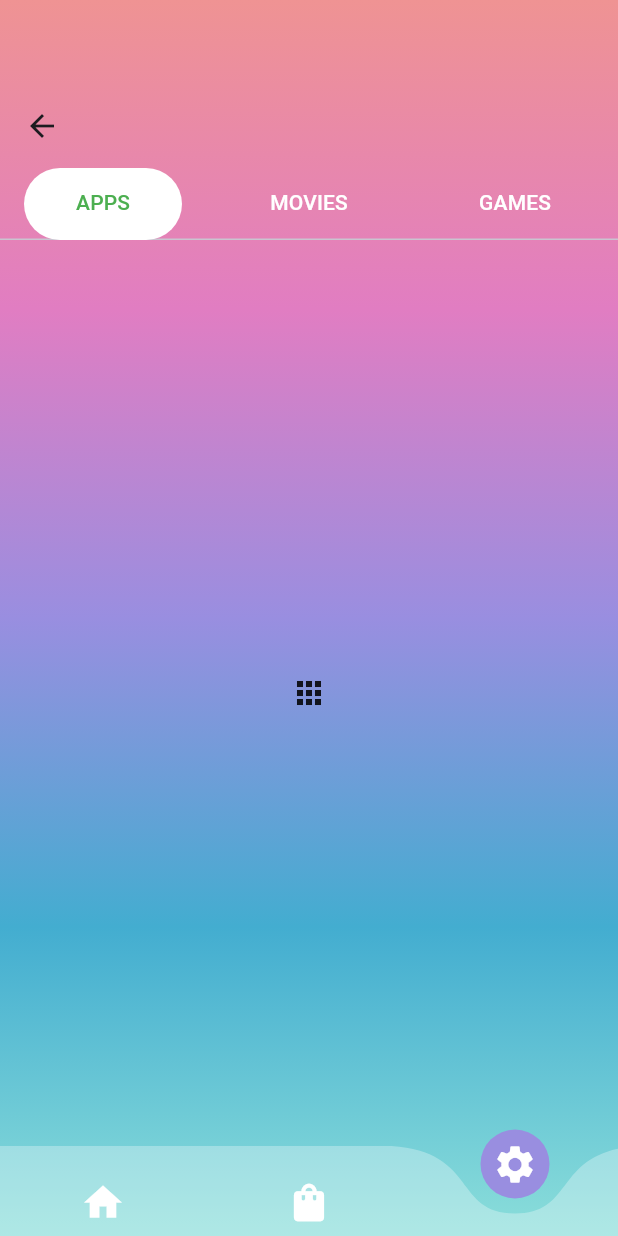
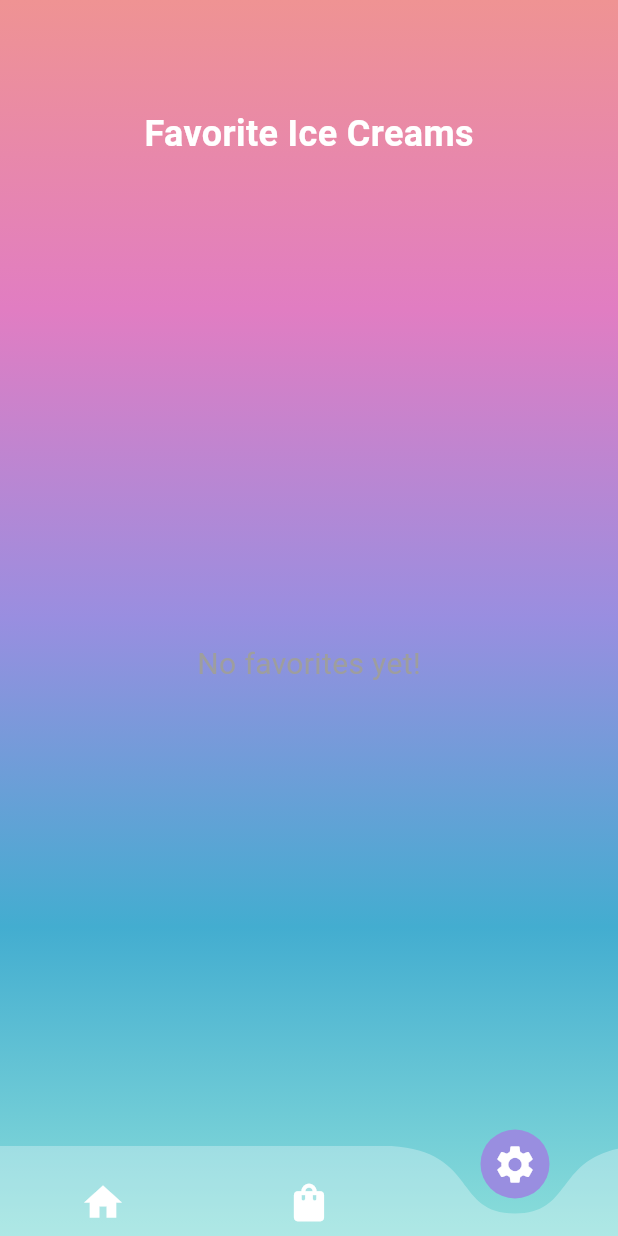
Before and after one commit to carolax14/futur_ice_cream_v1, a Flutter app: the HomePage screen opened directly, item 3 of the bottom bar chosen, on a phone screen of 412 x 824 dp. Run offline on Flutter 3.47's test engine with Material 3 defaults, Android fonts, the phone set to English and light mode, and no system bars; drawn by our look-alikes of curved_navigation_bar; our stand-ins replace carousel_slider, like_button.

Commit message:
Ajout d'un carousel dans favorite_page

```diff
--- a/lib/components/cart_tile.dart
+++ b/lib/components/cart_tile.dart
@@ -1,5 +1,4 @@
 import 'package:flutter/material.dart';
-import 'package:futur_ice_cream_v1/const.dart';
 import '../models/ice_cream.dart';
 
 /*
--- /dev/null
+++ b/lib/models/favorite_service.dart
@@ -0,0 +1,22 @@
+import 'package:futur_ice_cream_v1/models/ice_cream.dart';
+
+/*
+ Class of service to manage the list of favored ice creams
+*/
+class FavoriteIceCreamsService {
+  static final List<IceCream> _favorites = [];
+
+  static void addFavorite(IceCream iceCream) {
+    if (!_favorites.contains(iceCream)) {
+      _favorites.add(iceCream);
+    }
+  }
+
+  static void removeFavorite(IceCream iceCream) {
+    _favorites.remove(iceCream);
+  }
+
+  static List<IceCream> getFavorites() {
+    return _favorites;
+  }
+}
--- a/lib/models/ice_cream.dart
+++ b/lib/models/ice_cream.dart
@@ -4,4 +4,8 @@ class IceCream {
   final String imagePath;
 
   IceCream({required this.name, required this.price, required this.imagePath});
+
+  static fromJson(item) {}
+
+  toJson() {}
 }
--- a/lib/pages/cart_page.dart
+++ b/lib/pages/cart_page.dart
@@ -1,6 +1,5 @@
 import "package:flutter/material.dart";
 import "package:futur_ice_cream_v1/components/cart_tile.dart";
-import "package:futur_ice_cream_v1/const.dart";
 import "package:futur_ice_cream_v1/models/ice_cream.dart";
 import "package:futur_ice_cream_v1/models/ice_cream_shop.dart";
 import "package:provider/provider.dart";
--- /dev/null
+++ b/lib/pages/favorite_page.dart
@@ -0,0 +1,87 @@
+import 'package:flutter/material.dart';
+import 'package:futur_ice_cream_v1/models/favorite_service.dart';
+import 'package:futur_ice_cream_v1/models/ice_cream.dart';
+import 'package:carousel_slider/carousel_slider.dart';
+
+class FavoriteIceCreamsPage extends StatelessWidget {
+  @override
+  Widget build(BuildContext context) {
+    List<IceCream> favorites = FavoriteIceCreamsService.getFavorites();
+
+    return Scaffold(
+      body: Column(
+        children: [
+          const Padding(
+            padding: EdgeInsets.all(16.0),
+            child: Row(
+              mainAxisAlignment: MainAxisAlignment.center,
+              children: [
+                Text(
+                  'Favorite Ice Creams',
+                  style: TextStyle(
+                    fontSize: 24,
+                    fontWeight: FontWeight.bold,
+                    color: Colors.white,
+                  ),
+                ),
+              ],
+            ),
+          ),
+          Expanded(
+            child: favorites.isEmpty
+                ? const Center(
+                    child: Text(
+                      'No favorites yet!',
+                      style: TextStyle(fontSize: 20, color: Colors.grey),
+                    ),
+                  )
+                : CarouselSlider.builder(
+                    options: CarouselOptions(
+                      height: 300.0,
+                      enlargeCenterPage: true,
+                      autoPlay: true,
+                      aspectRatio: 16 / 9,
+                      autoPlayCurve: Curves.fastOutSlowIn,
+                      enableInfiniteScroll: true,
+                      autoPlayAnimationDuration:
+                          const Duration(milliseconds: 800),
+                      viewportFraction: 0.8,
+                    ),
+                    itemCount: favorites.length,
+                    itemBuilder: (BuildContext context, int itemIndex,
+                        int pageViewIndex) {
+                      IceCream iceCream = favorites[itemIndex];
+                      return Column(
+                        crossAxisAlignment: CrossAxisAlignment.center,
+                        children: [
+                          Expanded(
+                            child: Image.asset(
+                              iceCream.imagePath,
+                              fit: BoxFit.cover,
+                            ),
+                          ),
+                          const SizedBox(height: 8),
+                          Text(
+                            iceCream.name,
+                            style: const TextStyle(
+                              fontWeight: FontWeight.bold,
+                              fontSize: 16,
+                            ),
+                          ),
+                          Text(
+                            '${iceCream.price}€',
+                            style: const TextStyle(
+                              color: Colors.black38,
+                              fontSize: 14,
+                            ),
+                          ),
+                        ],
+                      );
+                    },
+                  ),
+          ),
+        ],
+      ),
+    );
+  }
+}
--- a/lib/pages/home_page.dart
+++ b/lib/pages/home_page.dart
@@ -3,7 +3,7 @@ import 'package:curved_navigation_bar/curved_navigation_bar.dart';
 import 'package:futur_ice_cream_v1/const.dart';
 import 'package:futur_ice_cream_v1/pages/cart_page.dart';
 import 'package:futur_ice_cream_v1/pages/shop_page.dart';
-import 'package:futur_ice_cream_v1/pages/test.dart';
+import 'package:futur_ice_cream_v1/pages/favorite_page.dart';
 
 class HomePage extends StatefulWidget {
   const HomePage({super.key});
@@ -26,7 +26,7 @@ class _HomePageState extends State<HomePage> {
   final List<Widget> _pages = [
     const ShopPage(),
     const CartPage(),
-    const TestPage(),
+    FavoriteIceCreamsPage(),
   ];
 
   @override
--- a/lib/pages/test.dart
+++ /dev/null
@@ -1,83 +0,0 @@
-import 'package:flutter/material.dart';
-
-class TestPage extends StatefulWidget {
-  const TestPage({Key? key}) : super(key: key);
-
-  @override
-  _TestPageState createState() => _TestPageState();
-}
-
-class _TestPageState extends State<TestPage>
-    with SingleTickerProviderStateMixin {
-  late TabController _tabController;
-
-  final _selectedColor = const Color(0xff1a73e8);
-  final _unselectedColor = const Color(0xff5f6368);
-  final _tabs = [
-    const Tab(text: 'Tab1'),
-    const Tab(text: 'Tab2'),
-    const Tab(text: 'Tab3'),
-  ];
-
-  final _iconTabs = [
-    const Tab(icon: Icon(Icons.home)),
-    const Tab(icon: Icon(Icons.search)),
-    const Tab(icon: Icon(Icons.settings)),
-  ];
-
-  @override
-  void initState() {
-    _tabController = TabController(length: 3, vsync: this);
-    super.initState();
-  }
-
-  @override
-  void dispose() {
-    super.dispose();
-    _tabController.dispose();
-  }
-
-  @override
-  Widget build(BuildContext context) {
-    return DefaultTabController(
-        length: 3,
-        child: Scaffold(
-          appBar: AppBar(
-            backgroundColor: Colors.transparent,
-            elevation: 0,
-            bottom: TabBar(
-                labelColor: Colors.green,
-                unselectedLabelColor: Colors.white,
-                indicatorSize: TabBarIndicatorSize.label,
-                indicator: BoxDecoration(
-                    borderRadius: BorderRadius.circular(50),
-                    color: Colors.white),
-                tabs: const [
-                  Tab(
-                    child: Align(
-                      alignment: Alignment.center,
-                      child: Text("APPS"),
-                    ),
-                  ),
-                  Tab(
-                    child: Align(
-                      alignment: Alignment.center,
-                      child: Text("MOVIES"),
-                    ),
-                  ),
-                  Tab(
-                    child: Align(
-                      alignment: Alignment.center,
-                      child: Text("GAMES"),
-                    ),
-                  ),
-                ]),
-          ),
-          body: const TabBarView(children: [
-            Icon(Icons.apps),
-            Icon(Icons.movie),
-            Icon(Icons.games),
-          ]),
-        ));
-  }
-}
--- a/pubspec.yaml
+++ b/pubspec.yaml
@@ -30,6 +30,7 @@ environment:
 dependencies:
   flutter:
     sdk: flutter
+  shared_preferences: ^2.0.7
 
 
   # The following adds the Cupertino Icons font to your application.
@@ -42,6 +43,7 @@ dependencies:
   motion_tab_bar_v2: ^0.3.0
   google_fonts: ^3.0.1
   like_button: ^2.0.5
+  carousel_slider: ^4.0.0
 
 dev_dependencies:
   flutter_test:
```
Also changed, not shown: lib/components/ice_cream_tile.dart (+17 -32 lines), pubspec.lock, 1 other file.
